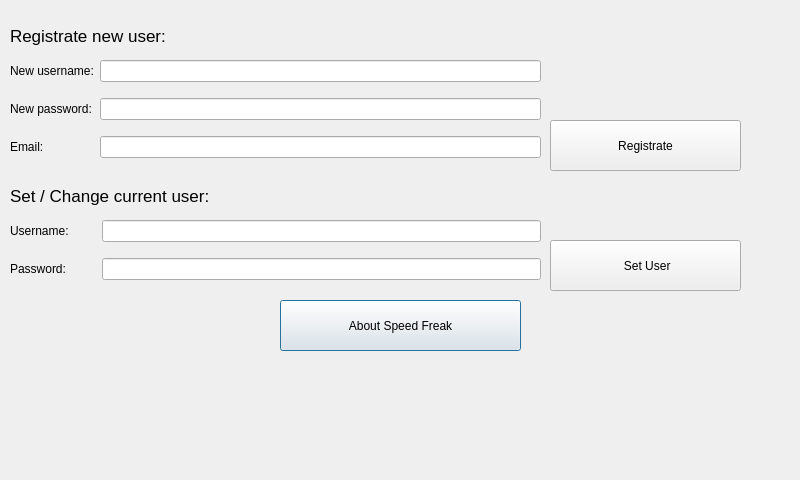
First picture: the form in Client/settingsdialog.ui, repository ArtemD/SpeedFreak, before the edit.
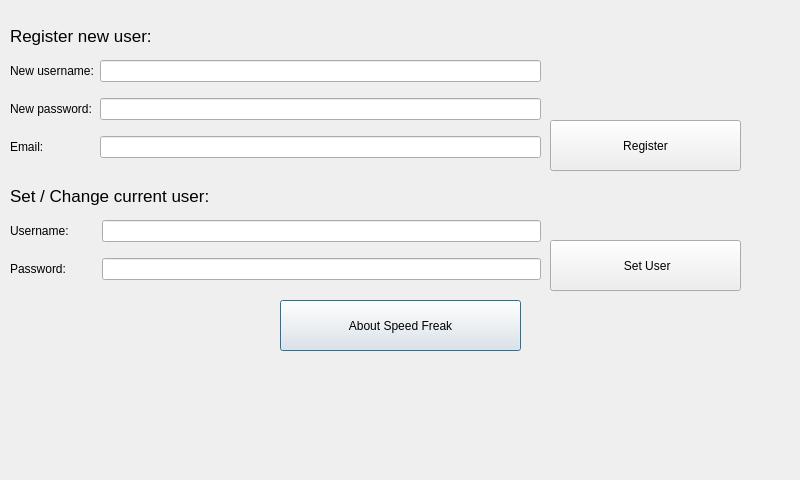
Second picture: the form after the edit.

Commit message: Changed "registrate" to "register"

```diff
--- a/Client/settingsdialog.ui
+++ b/Client/settingsdialog.ui
@@ -72,7 +72,7 @@
     </font>
    </property>
    <property name="text">
-    <string>Registrate new user:</string>
+    <string>Register new user:</string>
    </property>
   </widget>
   <widget class="QPushButton" name="registratePushButton">
@@ -85,7 +85,7 @@
     </rect>
    </property>
    <property name="text">
-    <string>Registrate</string>
+    <string>Register</string>
    </property>
   </widget>
   <widget class="QWidget" name="">
```
